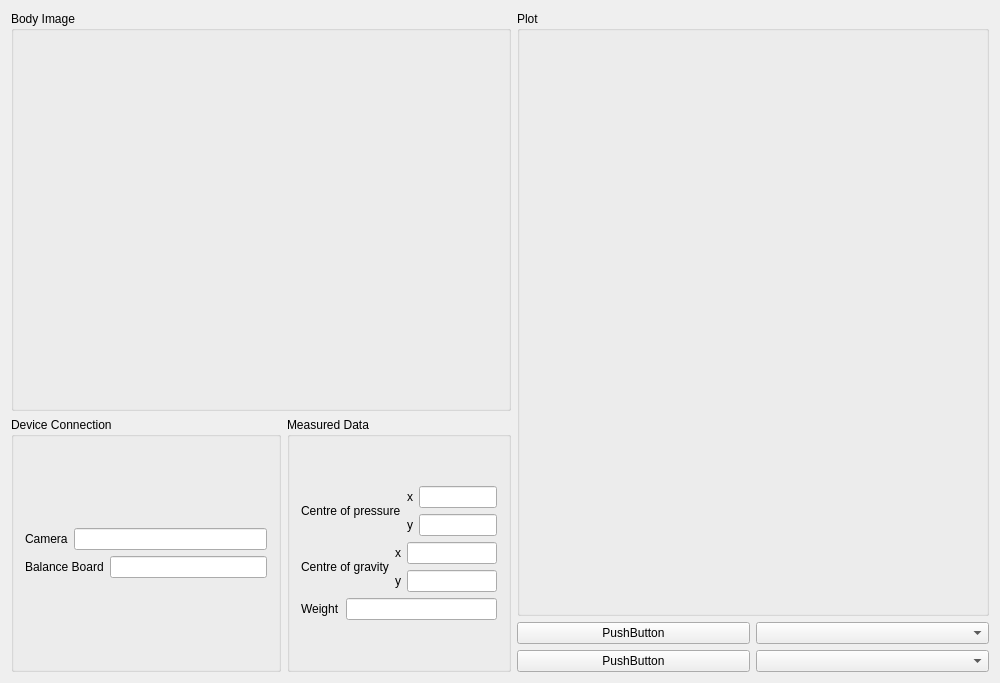
HuiTingChang/Entwicklung-eines-mobilen-markerlosen-Bewegungsanalysesystems, file EMMA/EMMA/emma.ui: the form before one commit.
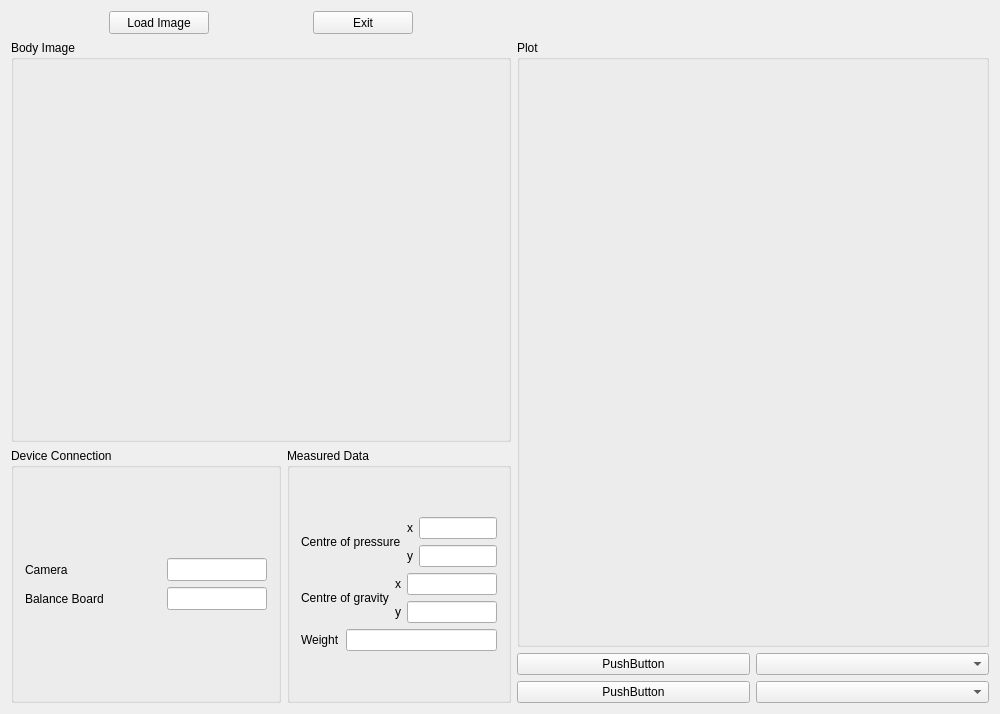
The form after the commit. Custom widgets are drawn as their Qt base class.

```diff
--- a/EMMA/EMMA/emma.ui
+++ b/EMMA/EMMA/emma.ui
@@ -7,14 +7,56 @@
     <x>0</x>
     <y>0</y>
     <width>1000</width>
-    <height>683</height>
+    <height>714</height>
    </rect>
   </property>
   <property name="windowTitle">
    <string>Body_Widget</string>
   </property>
   <layout class="QGridLayout" name="gridLayout_6">
-   <item row="0" column="0" rowspan="2">
+   <item row="0" column="0">
+    <layout class="QHBoxLayout" name="horizontalLayout_10">
+     <item>
+      <widget class="QPushButton" name="load_button">
+       <property name="sizePolicy">
+        <sizepolicy hsizetype="Fixed" vsizetype="Fixed">
+         <horstretch>0</horstretch>
+         <verstretch>0</verstretch>
+        </sizepolicy>
+       </property>
+       <property name="minimumSize">
+        <size>
+         <width>100</width>
+         <height>23</height>
+        </size>
+       </property>
+       <property name="text">
+        <string>Load Image</string>
+       </property>
+      </widget>
+     </item>
+     <item>
+      <widget class="QPushButton" name="exit_button">
+       <property name="sizePolicy">
+        <sizepolicy hsizetype="Fixed" vsizetype="Fixed">
+         <horstretch>0</horstretch>
+         <verstretch>0</verstretch>
+        </sizepolicy>
+       </property>
+       <property name="minimumSize">
+        <size>
+         <width>100</width>
+         <height>23</height>
+        </size>
+       </property>
+       <property name="text">
+        <string>Exit</string>
+       </property>
+      </widget>
+     </item>
+    </layout>
+   </item>
+   <item row="1" column="0" rowspan="2">
     <layout class="QVBoxLayout" name="verticalLayout_5">
      <item>
       <widget class="QGroupBox" name="ImageGroup">
@@ -88,7 +130,39 @@
                </widget>
               </item>
               <item>
-               <widget class="QLineEdit" name="camera_conn"/>
+               <spacer name="horizontalSpacer">
+                <property name="orientation">
+                 <enum>Qt::Horizontal</enum>
+                </property>
+                <property name="sizeHint" stdset="0">
+                 <size>
+                  <width>40</width>
+                  <height>20</height>
+                 </size>
+                </property>
+               </spacer>
+              </item>
+              <item>
+               <widget class="QLineEdit" name="camera_conn">
+                <property name="sizePolicy">
+                 <sizepolicy hsizetype="Fixed" vsizetype="Fixed">
+                  <horstretch>0</horstretch>
+                  <verstretch>0</verstretch>
+                 </sizepolicy>
+                </property>
+                <property name="minimumSize">
+                 <size>
+                  <width>100</width>
+                  <height>23</height>
+                 </size>
+                </property>
+                <property name="maximumSize">
+                 <size>
+                  <width>100</width>
+                  <height>23</height>
+                 </size>
+                </property>
+               </widget>
               </item>
              </layout>
             </item>
@@ -102,7 +176,39 @@
                </widget>
               </item>
               <item>
-               <widget class="QLineEdit" name="board_conn"/>
+               <spacer name="horizontalSpacer_2">
+                <property name="orientation">
+                 <enum>Qt::Horizontal</enum>
+                </property>
+                <property name="sizeHint" stdset="0">
+                 <size>
+                  <width>40</width>
+                  <height>20</height>
+                 </size>
+                </property>
+               </spacer>
+              </item>
+              <item>
+               <widget class="QLineEdit" name="board_conn">
+                <property name="sizePolicy">
+                 <sizepolicy hsizetype="Fixed" vsizetype="Fixed">
+                  <horstretch>0</horstretch>
+                  <verstretch>0</verstretch>
+                 </sizepolicy>
+                </property>
+                <property name="minimumSize">
+                 <size>
+                  <width>100</width>
+                  <height>23</height>
+                 </size>
+                </property>
+                <property name="maximumSize">
+                 <size>
+                  <width>100</width>
+                  <height>23</height>
+                 </size>
+                </property>
+               </widget>
               </item>
              </layout>
             </item>
@@ -241,7 +347,7 @@
      </item>
     </layout>
    </item>
-   <item row="0" column="1">
+   <item row="1" column="1">
     <widget class="QGroupBox" name="groupBox_2">
      <property name="sizePolicy">
       <sizepolicy hsizetype="Expanding" vsizetype="Expanding">
@@ -284,7 +390,7 @@
      </layout>
     </widget>
    </item>
-   <item row="1" column="1">
+   <item row="2" column="1">
     <layout class="QGridLayout" name="gridLayout_5">
      <item row="1" column="0">
       <widget class="QPushButton" name="pushButton">
```
